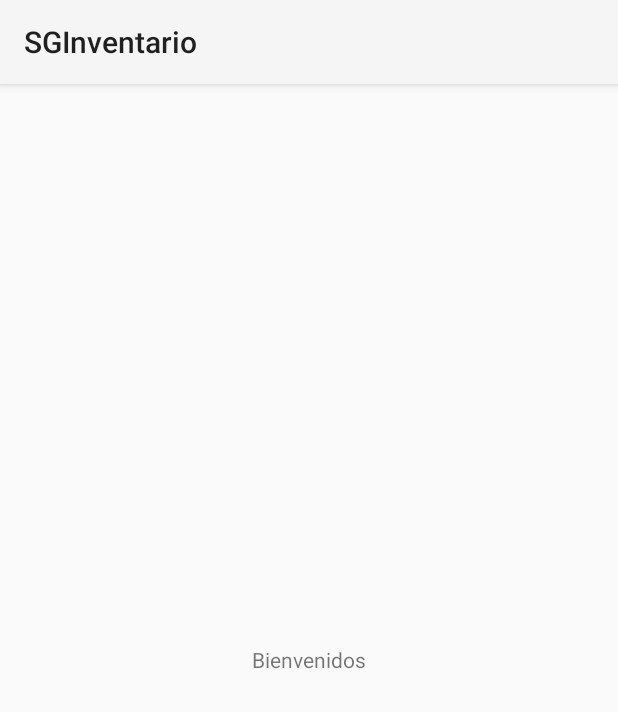
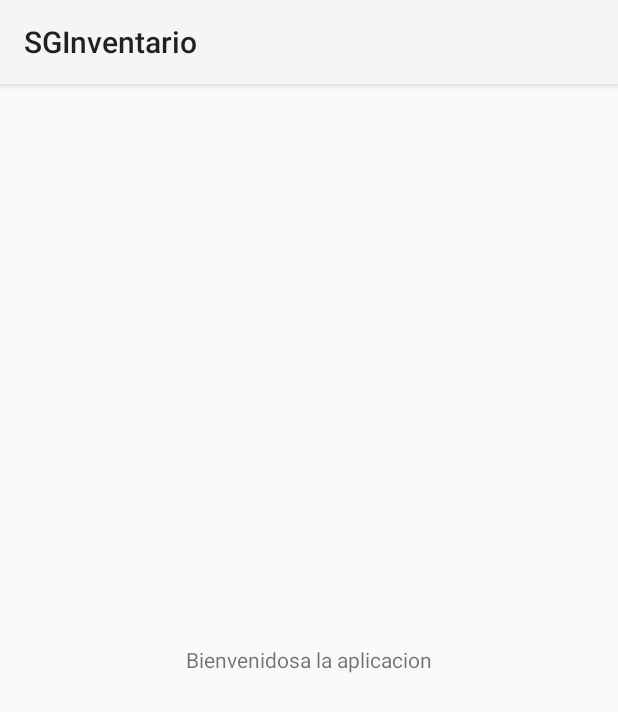
Before and after one commit to jcdc2802/SGInventario, an Android app: the screen it shows after launch (MainActivity), on a phone screen of 412 x 824 dp. Shown: the top 712 px of the screen. Run offline under Robolectric (Android 15) with nearby library versions, the light colour scheme and no system bars.

Commit message:
se añade un nuevo texto

```diff
--- a/app/src/main/res/layout/main.xml
+++ b/app/src/main/res/layout/main.xml
@@ -8,4 +8,9 @@
         android:layout_width="wrap_content"
         android:layout_height="wrap_content" />
 
+	<TextView
+        android:text="a la aplicacion"
+        android:layout_width="wrap_content"
+        android:layout_height="wrap_content" />
+
 </LinearLayout>
```
